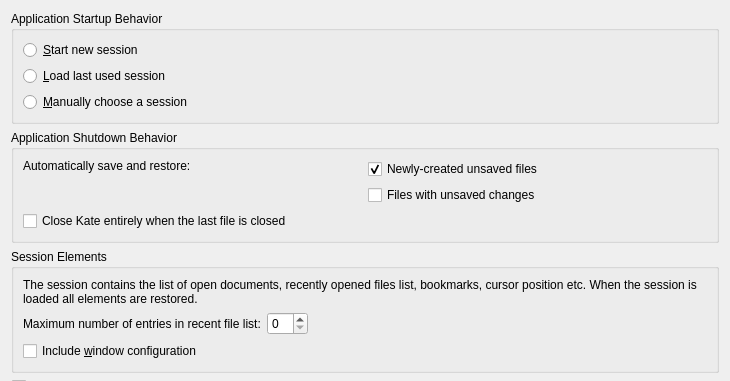
The window that kate/ui/sessionconfigwidget.ui (KDE/kate) describes before a commit, drawn with Qt 5; both pictures show x 0 to 730 and y 0 to 381 of the 730 by 603 pixel window.
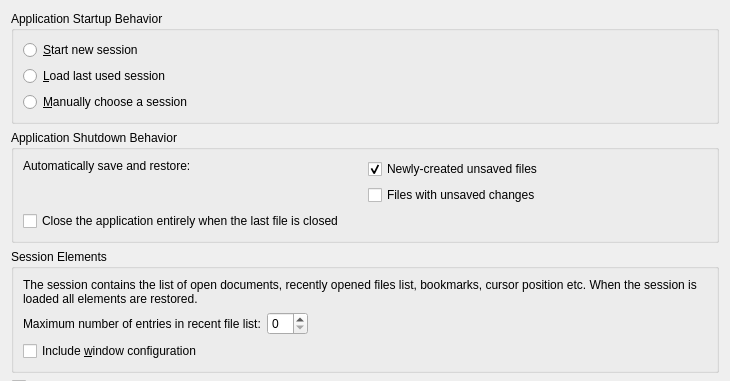
The same window after the commit. Custom widgets are drawn as their Qt base class.

Commit message:
add simplified session config
this allows some basic stuff to be configured for KWrite

e.g. should it close on last document, how many recent files
and when to clear meta info

as requested in

overall menu consistency is fixed, too

Diff of the .ui file:
```diff
--- a/kate/ui/sessionconfigwidget.ui
+++ b/kate/ui/sessionconfigwidget.ui
@@ -88,7 +88,7 @@
          <string>If enabled, Kate will shutdown when the last file being edited is closed, otherwise a blank page will open so that you can start a new file.</string>
         </property>
         <property name="text">
-         <string>Close Kate entirely when the last file is closed</string>
+         <string>Close the application entirely when the last file is closed</string>
         </property>
        </widget>
       </item>
```
Left out of the diff: 4 changed lines with no effect on the pictures. The commit also changes 1 other file.
